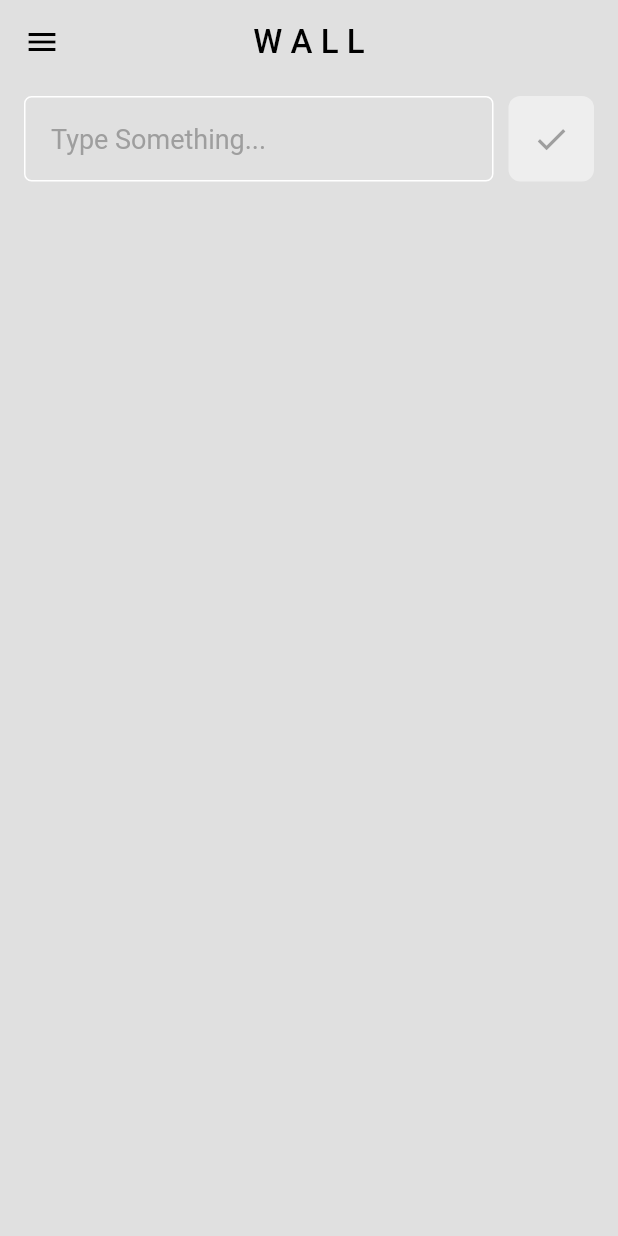
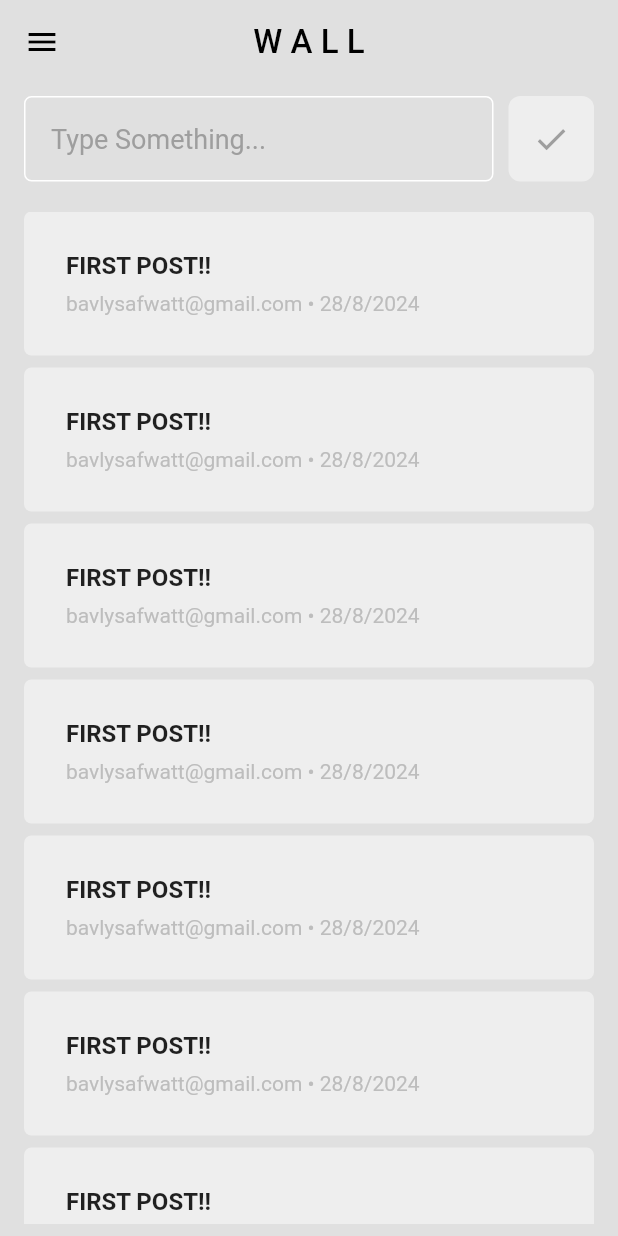
Before and after one commit to bavlysafwatt/TheWall, a Flutter app: the HomePage screen opened directly, on a phone screen of 412 x 824 dp. Run offline on Flutter 3.47's test engine with Material 3 defaults, Android fonts, the phone set to English and light mode, and no system bars; our stand-ins replace cloud_firestore, firebase_auth, firebase_core, modal_progress_hud_nsn; accounts and stored records are empty; Roboto replaces fonts that are missing (SanFrancisco).

Commit message:
create post tile

```diff
--- /dev/null
+++ b/lib/components/post_tile.dart
@@ -0,0 +1,37 @@
+import 'package:flutter/material.dart';
+
+class PostTile extends StatelessWidget {
+  const PostTile({super.key});
+
+  @override
+  Widget build(BuildContext context) {
+    return Padding(
+      padding: const EdgeInsets.only(bottom: 8.0),
+      child: Container(
+        decoration: BoxDecoration(
+          color: Colors.grey.shade200,
+          borderRadius: BorderRadius.circular(5),
+        ),
+        padding: const EdgeInsets.all(12),
+        child: ListTile(
+          title: const Text(
+            'FIRST POST!!',
+            style: TextStyle(
+              fontSize: 16,
+              fontWeight: FontWeight.bold,
+            ),
+          ),
+          subtitle: Padding(
+            padding: const EdgeInsets.only(top: 8.0),
+            child: Text(
+              'bavlysafwatt@gmail.com • 28/8/2024',
+              style: TextStyle(
+                color: Colors.grey.shade400,
+              ),
+            ),
+          ),
+        ),
+      ),
+    );
+  }
+}
--- a/lib/pages/home_page.dart
+++ b/lib/pages/home_page.dart
@@ -4,6 +4,7 @@ import 'package:flutter/material.dart';
 import 'package:intl/intl.dart';
 import 'package:the_wall/components/custom_drawer.dart';
 import 'package:the_wall/components/custom_textfield.dart';
+import 'package:the_wall/components/post_tile.dart';
 
 // ignore: must_be_immutable
 class HomePage extends StatelessWidget {
@@ -73,7 +74,14 @@ class HomePage extends StatelessWidget {
                   ),
                 )
               ],
-            )
+            ),
+            const SizedBox(height: 20),
+            Expanded(
+              child: ListView.builder(
+                itemCount: 10,
+                itemBuilder: (context, index) => const PostTile(),
+              ),
+            ),
           ],
         ),
       ),
```
